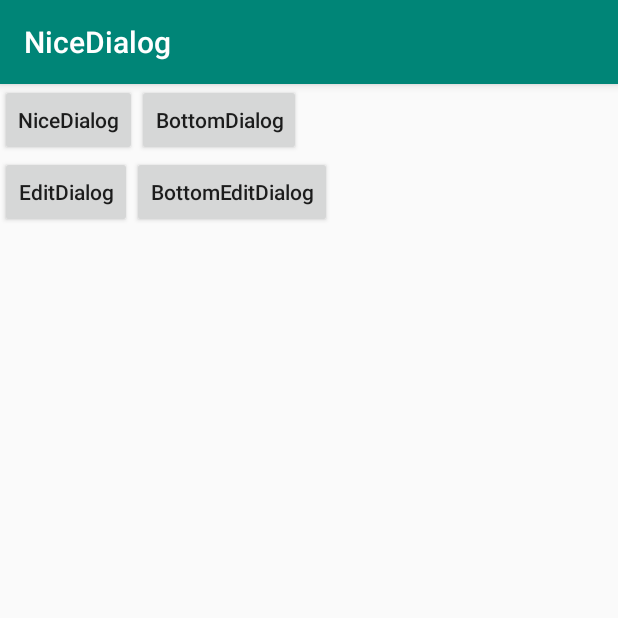
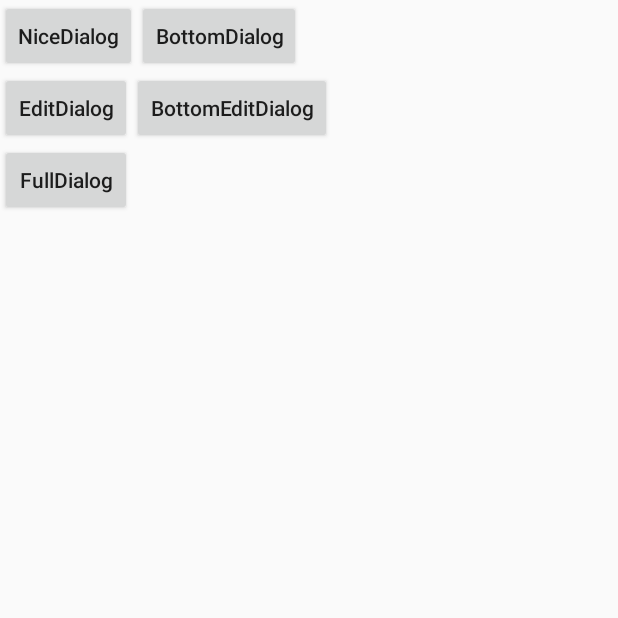
Before and after one commit to simplepeng/NiceDialog, an Android app: the screen it shows after launch (MainActivity), on a phone screen of 412 x 824 dp, the top half of it. Run offline under Robolectric (Android 15) with nearby library versions, the phone set to English and light mode, and no system bars.

Commit message:
add:something

```diff
--- a/app/src/main/java/demo/simple/nicedialog/MainActivity.kt
+++ b/app/src/main/java/demo/simple/nicedialog/MainActivity.kt
@@ -2,12 +2,14 @@ package demo.simple.nicedialog
 
 import androidx.appcompat.app.AppCompatActivity
 import android.os.Bundle
+import android.view.Window
 import kotlinx.android.synthetic.main.activity_main.*
 
 class MainActivity : AppCompatActivity() {
 
     override fun onCreate(savedInstanceState: Bundle?) {
         super.onCreate(savedInstanceState)
+        requestWindowFeature(Window.FEATURE_NO_TITLE)
         setContentView(R.layout.activity_main)
 
         btn_niceDialog.setOnClickListener {
@@ -29,6 +31,10 @@ class MainActivity : AppCompatActivity() {
         btn_bottomEditDialog.setOnClickListener {
             EditBottomDialogImpl(this).show()
         }
+
+        btn_fullDialog.setOnClickListener {
+            FullDialogImpl(this).show()
+        }
     }
 
     private fun showNiceDialog() {
--- a/app/src/main/res/layout/activity_main.xml
+++ b/app/src/main/res/layout/activity_main.xml
@@ -38,4 +38,11 @@
         app:layout_constraintStart_toEndOf="@id/btn_editDialog"
         app:layout_constraintTop_toBottomOf="@+id/btn_niceDialog" />
 
+    <Button
+        android:id="@+id/btn_fullDialog"
+        android:layout_width="wrap_content"
+        android:layout_height="wrap_content"
+        android:text="FullDialog"
+        app:layout_constraintStart_toStartOf="parent"
+        app:layout_constraintTop_toBottomOf="@+id/btn_bottomEditDialog" />
 </androidx.constraintlayout.widget.ConstraintLayout>
--- a/app/src/main/res/values/styles.xml
+++ b/app/src/main/res/values/styles.xml
@@ -7,6 +7,7 @@
         <item name="colorPrimaryDark">@color/colorPrimaryDark</item>
         <item name="colorAccent">@color/colorAccent</item>
         <item name="android:textAllCaps">false</item>
+        <item name="windowNoTitle">true</item>
     </style>
 
 </resources>
--- a/build.gradle
+++ b/build.gradle
@@ -1,4 +1,5 @@
 // Top-level build file where you can add configuration options common to all sub-projects/modules.
+apply from: 'version.gradle'
 
 buildscript {
     ext.kotlin_version = '1.3.50'
@@ -12,6 +13,7 @@ buildscript {
         classpath "org.jetbrains.kotlin:kotlin-gradle-plugin:$kotlin_version"
         // NOTE: Do not place your application dependencies here; they belong
         // in the individual module build.gradle files
+        classpath 'com.novoda:bintray-release:0.9.1'
     }
 }
 
```
Also changed, not shown: app/src/main/java/demo/simple/nicedialog/FullDialogImpl.kt (added, +16 -0 lines), app/src/main/res/layout/dialog_full.xml (added, +8 -0 lines), nice_dialog/build.gradle (+9 -8 lines), nice_dialog/src/main/java/me/simple/nicedialog/NiceFullScreenDialog.kt (+23 -0 lines), publish.gradle (added, +30 -0 lines), version.gradle (added, +11 -0 lines), 3 other files.
